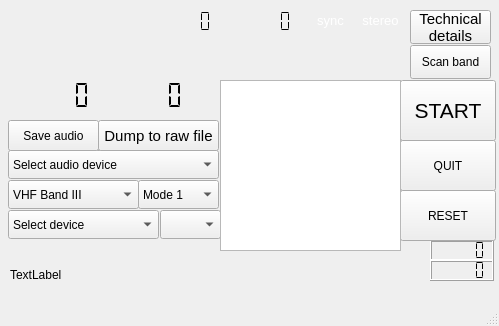
Qt form forms/dabradio.ui (JvanKatwijk/qt-dab) before a commit.
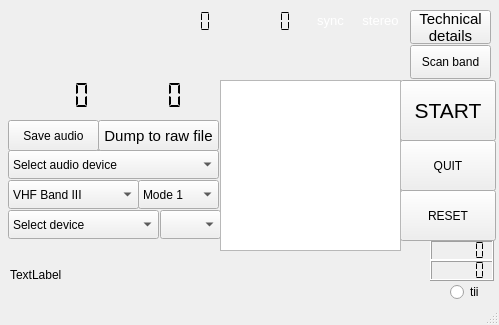
The same form after that commit.

Diff of the .ui file:
```diff
--- a/forms/dabradio.ui
+++ b/forms/dabradio.ui
@@ -7,7 +7,7 @@
     <x>0</x>
     <y>0</y>
     <width>499</width>
-    <height>326</height>
+    <height>325</height>
    </rect>
   </property>
   <property name="windowTitle">
@@ -622,7 +622,7 @@
    <widget class="QLabel" name="label">
     <property name="geometry">
      <rect>
-      <x>462</x>
+      <x>410</x>
       <y>280</y>
       <width>31</width>
       <height>20</height>
@@ -635,6 +635,19 @@
      <string/>
     </property>
    </widget>
+   <widget class="QRadioButton" name="tii_button">
+    <property name="geometry">
+     <rect>
+      <x>450</x>
+      <y>280</y>
+      <width>41</width>
+      <height>24</height>
+     </rect>
+    </property>
+    <property name="text">
+     <string>tii</string>
+    </property>
+   </widget>
   </widget>
   <widget class="QStatusBar" name="statusbar"/>
  </widget>
```
